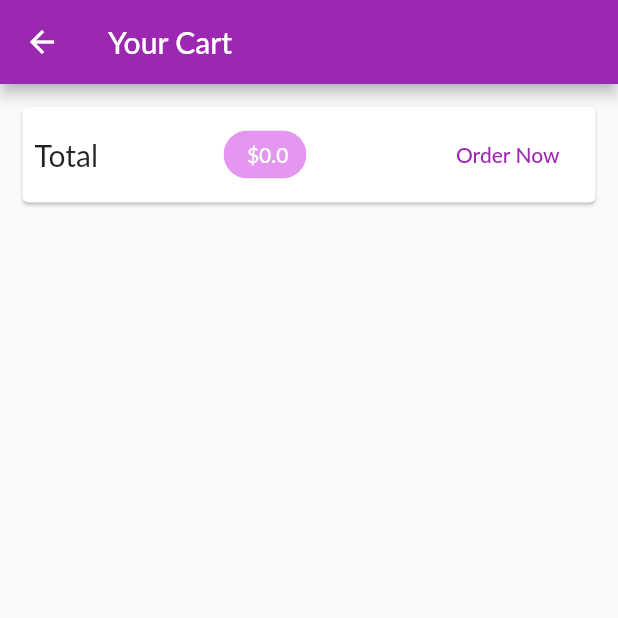
After one commit to aymiechalouhy/udemycourse, a Flutter app: the CartScreen screen opened by its route, on a phone screen of 412 x 824 dp, the top half of it. The commit adds this screen. Run offline on Flutter 3.47's test engine with Material 2 defaults, Android fonts, the phone set to English and light mode, and no system bars; network calls fail; Roboto replaces fonts that are missing (Lato).

Commit message:
Cart Screen

```diff
--- a/udemy/lib/main.dart
+++ b/udemy/lib/main.dart
@@ -1,8 +1,8 @@
-import 'package:udemy/providers/cart.dart';
-
 import './providers/products.dart';
 import 'package:flutter/material.dart';
 import 'package:provider/provider.dart';
+import 'package:udemy/providers/cart.dart';
+import '../screens/cart_screen.dart';
 import '../screens/product_detail_screen.dart';
 import '../screens/products_overview_screen.dart';
 
@@ -31,6 +31,7 @@ class MyApp extends StatelessWidget {
           home: const ProductsOverviewScreen(),
           routes: {
             ProductDetailScreen.routeName: (ctx) => const ProductDetailScreen(),
+            CartScreen.routeName: (ctx) => const CartScreen(),
           }),
     );
   }
--- a/udemy/lib/providers/cart.dart
+++ b/udemy/lib/providers/cart.dart
@@ -23,6 +23,14 @@ class Cart with ChangeNotifier {
 
   int get itemCount {
     return _items.length;
+  }
+
+  double get totalAmount {
+    var total = 0.0;
+    _items.forEach((key, cartItem) {
+      total += cartItem.price * cartItem.quantity;
+    });
+    return total;
   }
 
   void addItem(
--- /dev/null
+++ b/udemy/lib/screens/cart_screen.dart
@@ -0,0 +1,49 @@
+import 'package:flutter/material.dart';
+import '../providers/cart.dart';
+import 'package:provider/provider.dart';
+
+class CartScreen extends StatelessWidget {
+  static const routeName = '/cart';
+
+  const CartScreen({super.key});
+
+  @override
+  Widget build(BuildContext context) {
+    final cart = Provider.of<Cart>(context);
+    return Scaffold(
+      appBar: AppBar(
+        title: const Text("Your Cart"),
+      ),
+      body: Column(
+        children: [
+          Card(
+            margin: const EdgeInsets.all(15),
+            child: Padding(
+              padding: const EdgeInsets.all(8),
+              child: Row( mainAxisAlignment: MainAxisAlignment.spaceBetween,
+                children: [
+                  const Text(
+                    "Total",
+                    style: TextStyle(fontSize: 20),
+                  ),
+                  // const SizedBox(
+                  //   width: 10,
+                  // ),
+                  Chip(
+                    label: Text(" \$${cart.totalAmount}",
+                    style: const TextStyle(color: Colors.white),),
+                    backgroundColor: const Color.fromARGB(255, 229, 150, 240),
+                  ),
+                  MaterialButton(onPressed: (() {}),
+                  child: const Text("Order Now", style: TextStyle(
+                    color:Colors.purple,
+                  ),)),
+                ],
+              ),
+            ),
+          )
+        ],
+      ),
+    );
+  }
+}
--- a/udemy/lib/screens/products_overview_screen.dart
+++ b/udemy/lib/screens/products_overview_screen.dart
@@ -1,6 +1,6 @@
 import 'package:flutter/material.dart';
 import 'package:provider/provider.dart';
-
+import '../screens/cart_screen.dart';
 import '../widgets/products_grid.dart';
 import '../widgets/badge.dart';
 import '../providers/cart.dart';
@@ -58,7 +58,9 @@ class ProductsOverviewScreenState extends State<ProductsOverviewScreen> {
                 icon: const Icon(
                   Icons.shopping_cart,
                 ),
-                onPressed: () {},
+                onPressed: () {
+                  Navigator.of(context).pushNamed(CartScreen.routeName);
+                },
               ),
             ),
           ),
```
Lines whose indentation alone changed are shown as unchanged.
